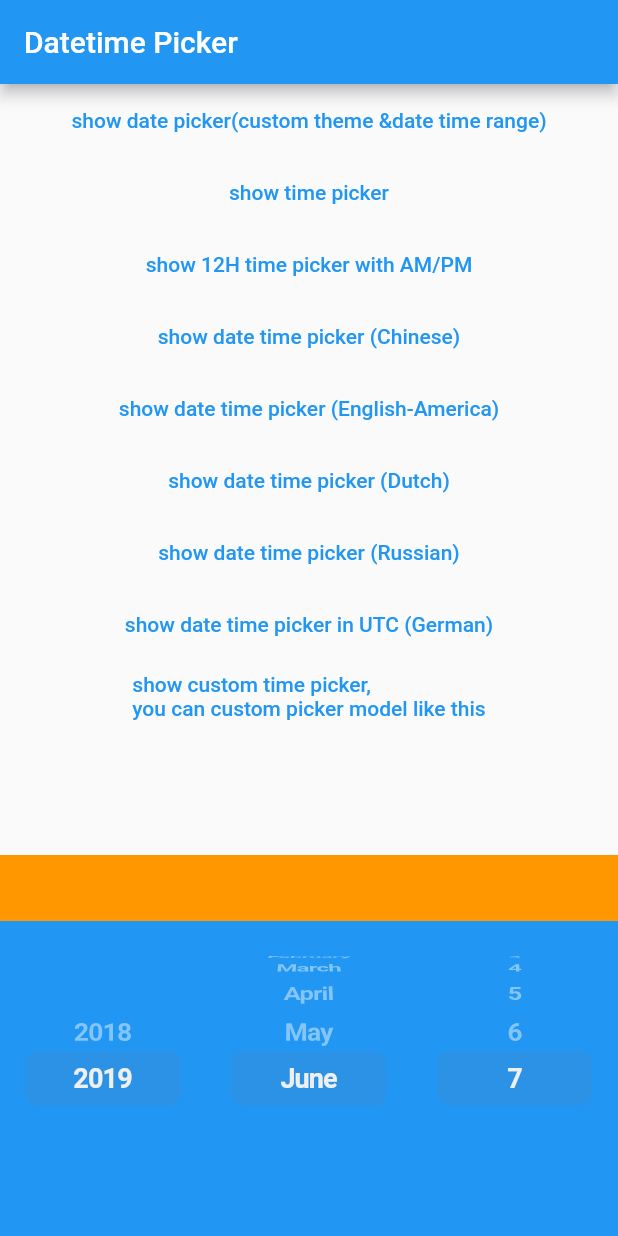
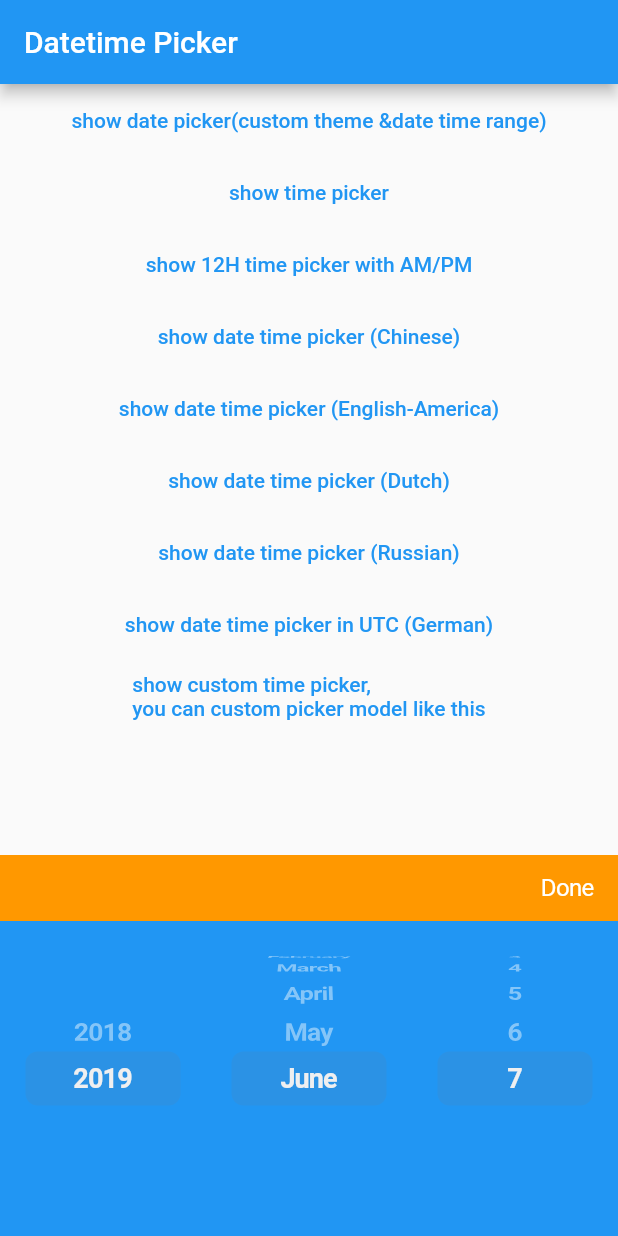
Before and after one commit to BaherAlsaqa/datetime_picker_clone, a Flutter app: the screen it shows after launch, after a tap on "show date picker(custom theme &date time", on a phone screen of 412 x 824 dp. Run offline on Flutter 3.47's test engine with Material 2 defaults, Android fonts, the phone set to English and light mode, and no system bars.

Commit message:
Update flutter_datetime_picker.dart

```diff
--- a/lib/flutter_datetime_picker.dart
+++ b/lib/flutter_datetime_picker.dart
@@ -468,11 +468,36 @@ class _DatePickerState extends State<_DatePickerComponent> {
 
   // Title View
   Widget _renderTitleActionsView(DatePickerTheme theme) {
-
+    final done = _localeDone();
     return Container(
       height: theme.titleHeight,
       decoration: BoxDecoration(
         color: theme.headerColor ?? theme.backgroundColor,
+      ),
+      child: Row(
+        mainAxisAlignment: MainAxisAlignment.spaceBetween,
+        children: [
+          Container(
+            width: 1,
+          ),
+          Container(
+            height: theme.titleHeight,
+            child: CupertinoButton(
+              pressedOpacity: 0.3,
+              padding: EdgeInsetsDirectional.only(end: 16, top: 0),
+              child: Text(
+                '$done',
+                style: theme.doneStyle,
+              ),
+              onPressed: () {
+                Navigator.pop(context, widget.pickerModel.finalTime());
+                if (widget.route.onConfirm != null) {
+                  widget.route.onConfirm!(widget.pickerModel.finalTime()!);
+                }
+              },
+            ),
+          )
+        ],
       ),
     );
   }
```
